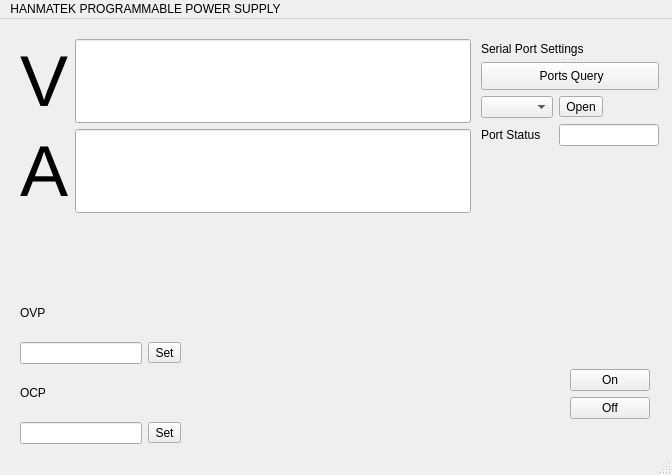
The window that mainwindow.ui (TheComedianLol/Power-Supply-GUI) describes before a commit, drawn with Qt 5.
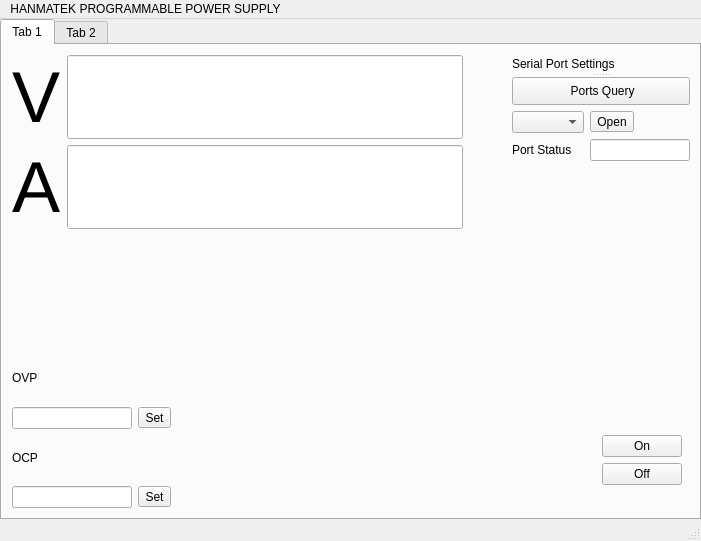
The same window after the commit.

Patch:
```diff
--- a/mainwindow.ui
+++ b/mainwindow.ui
@@ -6,47 +6,86 @@
    <rect>
     <x>0</x>
     <y>0</y>
-    <width>672</width>
-    <height>475</height>
+    <width>701</width>
+    <height>541</height>
    </rect>
   </property>
   <property name="windowTitle">
    <string>MainWindow</string>
   </property>
   <widget class="QWidget" name="centralwidget">
+   <widget class="QTabWidget" name="tabWidget">
+    <property name="geometry">
+     <rect>
+      <x>0</x>
+      <y>0</y>
+      <width>701</width>
+      <height>501</height>
+     </rect>
+    </property>
+    <property name="currentIndex">
+     <number>0</number>
+    </property>
+    <widget class="QWidget" name="Main">
+     <attribute name="title">
+      <string>Tab 1</string>
+     </attribute>
    <widget class="QWidget" name="layoutWidget">
     <property name="geometry">
      <rect>
-      <x>570</x>
-      <y>350</y>
-      <width>89</width>
-      <height>74</height>
-     </rect>
-    </property>
-    <layout class="QFormLayout" name="formLayout">
-     <item row="2" column="0">
-      <widget class="QPushButton" name="btnOff">
-       <property name="text">
-        <string>Off</string>
-       </property>
-      </widget>
-     </item>
+        <x>510</x>
+        <y>10</y>
+        <width>178</width>
+        <height>106</height>
+       </rect>
+      </property>
+      <layout class="QFormLayout" name="formLayout_3">
      <item row="1" column="0">
-      <widget class="QPushButton" name="btnOn">
+        <widget class="QComboBox" name="comboBox"/>
+       </item>
+       <item row="1" column="1">
+        <widget class="QToolButton" name="btnOpenPort">
        <property name="text">
-        <string>On</string>
+          <string>Open</string>
        </property>
       </widget>
      </item>
+       <item row="0" column="0" colspan="2">
+        <widget class="QSplitter" name="splitter">
+         <property name="orientation">
+          <enum>Qt::Orientation::Vertical</enum>
+         </property>
+         <widget class="QLabel" name="lblOVP_2">
+          <property name="text">
+           <string>Serial Port Settings</string>
+          </property>
+         </widget>
+         <widget class="QPushButton" name="portQuery">
+          <property name="text">
+           <string> Ports Query</string>
+          </property>
+         </widget>
+        </widget>
+       </item>
+       <item row="2" column="0">
+        <widget class="QLabel" name="label">
+         <property name="text">
+          <string>Port Status</string>
+         </property>
+        </widget>
+       </item>
+       <item row="2" column="1">
+        <widget class="QLineEdit" name="txtPortStatus"/>
+       </item>
     </layout>
    </widget>
    <widget class="QWidget" name="layoutWidget">
     <property name="geometry">
      <rect>
-      <x>20</x>
-      <y>20</y>
+        <x>10</x>
+        <y>10</y>
       <width>451</width>
-      <height>249</height>
+        <height>211</height>
      </rect>
     </property>
     <layout class="QFormLayout" name="formLayout_2">
@@ -103,14 +142,38 @@
    <widget class="QWidget" name="layoutWidget">
     <property name="geometry">
      <rect>
-      <x>20</x>
-      <y>270</y>
-      <width>161</width>
-      <height>155</height>
-     </rect>
-    </property>
-    <layout class="QGridLayout" name="gridLayout_2">
-     <item row="0" column="0">
+        <x>600</x>
+        <y>390</y>
+        <width>89</width>
+        <height>74</height>
+       </rect>
+      </property>
+      <layout class="QFormLayout" name="formLayout">
+       <item row="2" column="0">
+        <widget class="QPushButton" name="btnOff">
+         <property name="text">
+          <string>Off</string>
+         </property>
+        </widget>
+       </item>
+       <item row="1" column="0">
+        <widget class="QPushButton" name="btnOn">
+         <property name="text">
+          <string>On</string>
+         </property>
+        </widget>
+       </item>
+      </layout>
+     </widget>
+     <widget class="QWidget" name="">
+      <property name="geometry">
+       <rect>
+        <x>10</x>
+        <y>310</y>
+        <width>159</width>
+        <height>153</height>
+       </rect>
+      </property>
       <layout class="QGridLayout" name="gridLayout">
        <item row="1" column="0">
         <widget class="QLineEdit" name="txtOVP"/>
@@ -147,57 +210,36 @@
         </widget>
        </item>
       </layout>
-     </item>
-    </layout>
-   </widget>
-   <widget class="QWidget" name="layoutWidget">
+     </widget>
+    </widget>
+    <widget class="QWidget" name="Diagnostics">
+     <attribute name="title">
+      <string>Tab 2</string>
+     </attribute>
+     <widget class="QLineEdit" name="txtDiagSerialData">
     <property name="geometry">
      <rect>
-      <x>481</x>
-      <y>21</y>
-      <width>178</width>
-      <height>106</height>
-     </rect>
-    </property>
-    <layout class="QFormLayout" name="formLayout_3">
-     <item row="1" column="0">
-      <widget class="QComboBox" name="comboBox"/>
-     </item>
-     <item row="1" column="1">
-      <widget class="QToolButton" name="btnOpenPort">
-       <property name="text">
-        <string>Open</string>
-       </property>
-      </widget>
-     </item>
-     <item row="0" column="0" colspan="2">
-      <widget class="QSplitter" name="splitter">
-       <property name="orientation">
-        <enum>Qt::Orientation::Vertical</enum>
-       </property>
-       <widget class="QLabel" name="lblOVP_2">
+        <x>10</x>
+        <y>60</y>
+        <width>341</width>
+        <height>24</height>
+       </rect>
+      </property>
+     </widget>
+     <widget class="QPushButton" name="btnDiagSerialSend">
+      <property name="geometry">
+       <rect>
+        <x>370</x>
+        <y>60</y>
+        <width>80</width>
+        <height>24</height>
+       </rect>
+      </property>
         <property name="text">
-         <string>Serial Port Settings</string>
-        </property>
-       </widget>
-       <widget class="QPushButton" name="portQuery">
-        <property name="text">
-         <string> Ports Query</string>
-        </property>
-       </widget>
-      </widget>
-     </item>
-     <item row="2" column="0">
-      <widget class="QLabel" name="label">
-       <property name="text">
-        <string>Port Status</string>
-       </property>
-      </widget>
-     </item>
-     <item row="2" column="1">
-      <widget class="QLineEdit" name="txtPortStatus"/>
-     </item>
-    </layout>
+       <string>Send</string>
+      </property>
+     </widget>
+    </widget>
    </widget>
   </widget>
   <widget class="QMenuBar" name="menubar">
@@ -205,7 +247,7 @@
     <rect>
      <x>0</x>
      <y>0</y>
-     <width>672</width>
+     <width>701</width>
      <height>21</height>
     </rect>
    </property>
```
Lines whose indentation alone changed are shown as unchanged.
